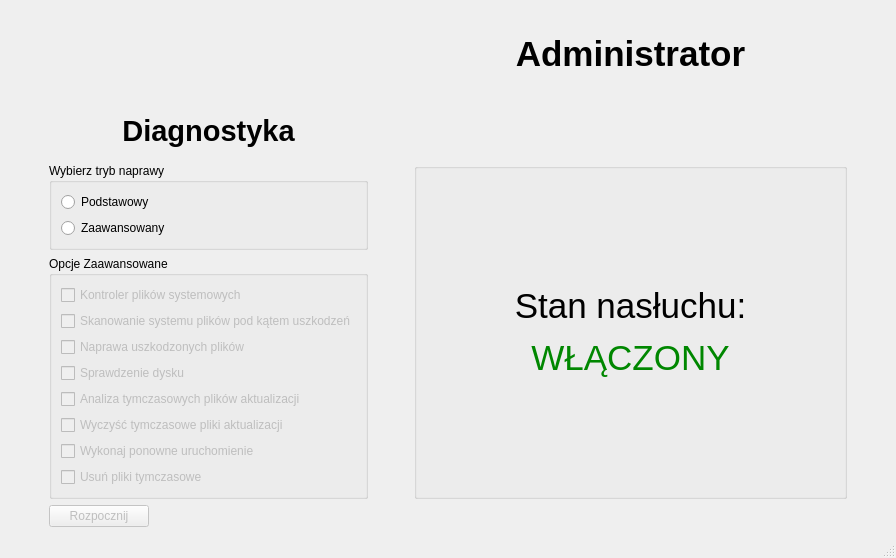
First picture: the form in Win_diagnosis_Serwer/mainwindow.ui, repository lukpro681/PC-Diagnostic-Center, before the edit.
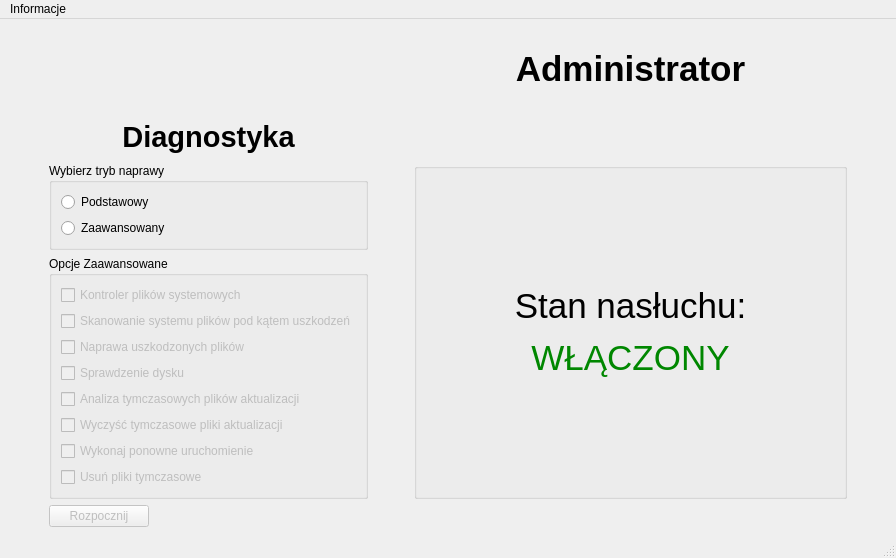
Second picture: the form after the edit. Icons and pictures are not drawn.

```diff
--- a/Win_diagnosis_Serwer/mainwindow.ui
+++ b/Win_diagnosis_Serwer/mainwindow.ui
@@ -159,7 +159,6 @@
       <property name="font">
        <font>
         <pointsize>22</pointsize>
-        <weight>75</weight>
         <bold>true</bold>
        </font>
       </property>
@@ -359,6 +358,23 @@
    </layout>
   </widget>
   <widget class="QStatusBar" name="statusbar"/>
+  <widget class="QMenuBar" name="menuBar">
+   <property name="geometry">
+    <rect>
+     <x>0</x>
+     <y>0</y>
+     <width>896</width>
+     <height>21</height>
+    </rect>
+   </property>
+   <widget class="QMenu" name="menuInformacje">
+    <property name="title">
+     <string>Informacje</string>
+    </property>
+    <addaction name="actionO_Aplikacji_3"/>
+   </widget>
+   <addaction name="menuInformacje"/>
+  </widget>
   <action name="actionO_Aplikacji">
    <property name="text">
     <string>O Aplikacji</string>
```
Left out of the diff: 9 changed lines with no effect on the pictures.
